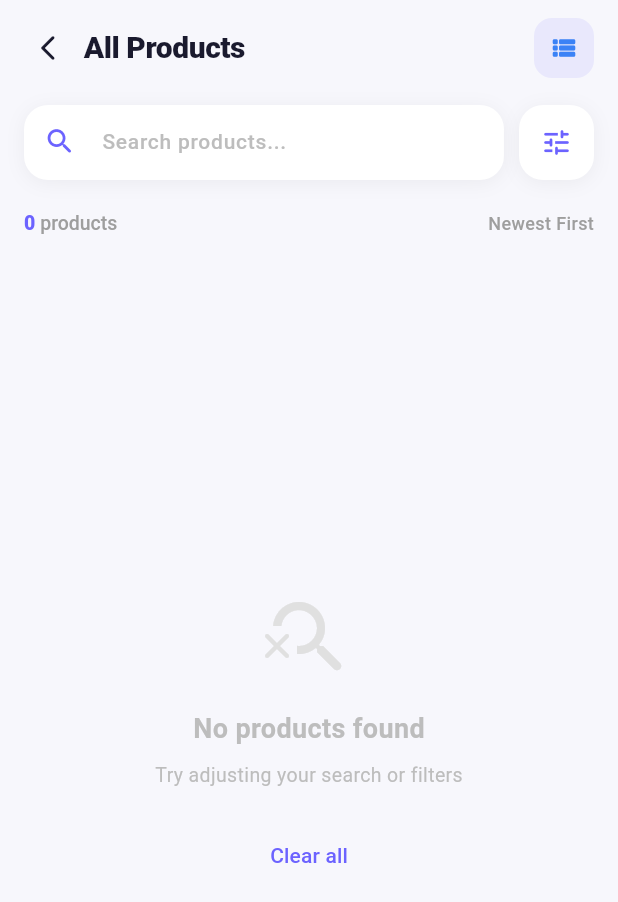
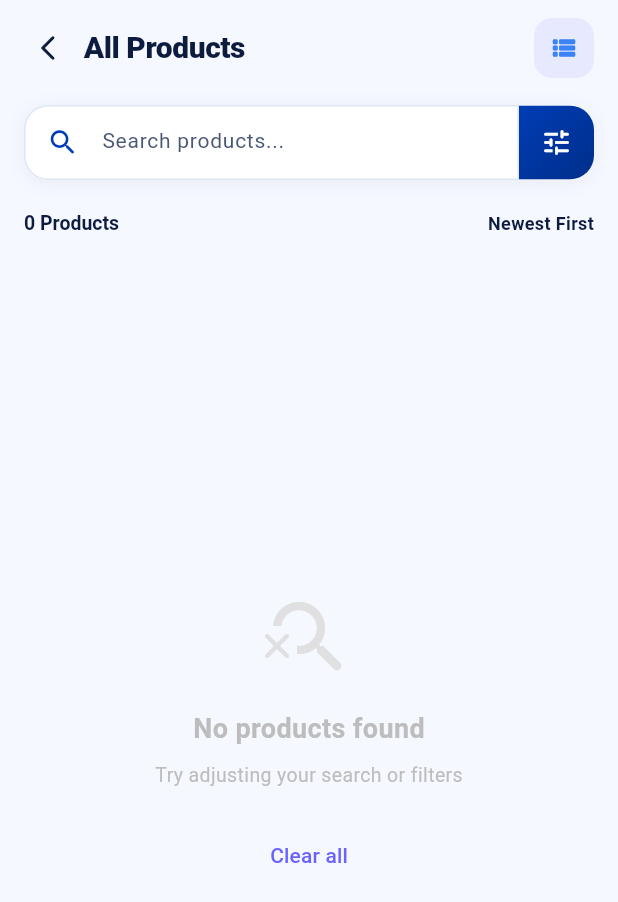
Before and after one commit to ghazanfar-ali-tech/ecommerce-fullstack-app, a Flutter app: the HomeScreen screen opened directly, after a tap on "Search products...", after a tap on "See All", on a phone screen of 412 x 824 dp. Shown: the top 902 px of the screen. Run offline on Flutter 3.47's test engine with Material 3 defaults, Android fonts, the phone set to English and light mode, and no system bars; our stand-ins replace animate_do, app_links, carousel_slider, cloud_firestore, dropdown_button2, firebase_auth and 23 more; missing offline and left inert: add_to_cart_animation, ar_flutter_plugin_2, cloudinary_public, flutter_stripe; accounts and stored records are empty; network calls fail.

Commit message:
color issue fixed

```diff
--- a/lib/views/home_screen/components/product_card.dart
+++ b/lib/views/home_screen/components/product_card.dart
@@ -278,7 +278,7 @@ class ProductCard extends StatelessWidget {
   style: TextStyle(
     fontSize: 15,
     fontWeight: FontWeight.w800,
-    color: AppColors.primary,
+    color: AppColors.primaryText(context),
   ),
 ),
 if (productDiscount > 0)
--- a/lib/views/home_screen/home_screen.dart
+++ b/lib/views/home_screen/home_screen.dart
@@ -425,7 +425,7 @@ class _HomeScreenState extends State<HomeScreen> {
                   style: TextStyle(
                     fontSize: 13,
                     fontWeight: FontWeight.w600,
-                    color: AppColors.primary,
+                    color: AppColors.textPrimary(context),
                   ),
                 ),
               ),
@@ -433,7 +433,7 @@ class _HomeScreenState extends State<HomeScreen> {
               Icon(
                 Icons.arrow_forward_ios_rounded,
                 size: 11,
-                color: AppColors.primary,
+                color: AppColors.textPrimary(context),
               ),
             ],
           ),
--- a/lib/views/home_screen/search_screen.dart
+++ b/lib/views/home_screen/search_screen.dart
@@ -183,7 +183,7 @@ class _SearchScreenState extends State<SearchScreen>
                 children: [
                   const SizedBox(width: 13),
                   Icon(Icons.search_rounded,
-                      size: 20, color: AppColors.primary),
+                      size: 22, color: AppColors.primary),
                   const SizedBox(width: 8),
                   Expanded(
                     child: TextField(
--- a/lib/views/home_screen/see_all_section/see_all_screen.dart
+++ b/lib/views/home_screen/see_all_section/see_all_screen.dart
@@ -33,7 +33,7 @@ class _SeeAllView extends StatelessWidget {
     final vm = context.watch<SeeAllViewModel>();
 
     return Scaffold(
-      backgroundColor: const Color(0xFFF7F7FC),
+      backgroundColor: AppColors.background(context),
       body: SafeArea(
         child: Column(
           children: [
@@ -54,17 +54,17 @@ class _SeeAllView extends StatelessWidget {
       child: Row(
         children: [
           IconButton(
-            icon: const Icon(Icons.arrow_back_ios_new_rounded,
-                color: Color(0xFF1A1A2E), size: 20),
+            icon:  Icon(Icons.arrow_back_ios_new_rounded,
+                color: AppColors.textPrimary(context), size: 20),
             onPressed: () => Navigator.pop(context),
           ),
           Expanded(
             child: Text(
               title,
-              style: const TextStyle(
+              style:  TextStyle(
                 fontSize: 20,
                 fontWeight: FontWeight.w800,
-                color: Color(0xFF1A1A2E),
+                color: AppColors.textPrimary(context),
                 letterSpacing: -0.3,
               ),
             ),
@@ -100,13 +100,10 @@ class _SeeAllView extends StatelessWidget {
  Widget _buildSearchBar(BuildContext context, SeeAllViewModel vm) {
   return Padding(
     padding: const EdgeInsets.fromLTRB(16, 14, 16, 0),
-      child: Row(
-        children: [
-          Expanded(
     child: Container(
       height: 50,
       decoration: BoxDecoration(
-                color: Colors.white,
+      //  color: AppColors.primary,
         borderRadius: BorderRadius.circular(16),
         boxShadow: [
           BoxShadow(
@@ -116,69 +113,110 @@ class _SeeAllView extends StatelessWidget {
           ),
         ],
       ),
+      child: Row(
+        children: [
+
+          Expanded(
+            child: SizedBox(
+              height: 70,
               child: TextField(
                 onChanged: vm.updateSearch,
-                style: const TextStyle(
+                style: TextStyle(
                   fontSize: 14,
-                  color: Color(0xFF1A1A2E),
                   fontWeight: FontWeight.w500,
+                  color: AppColors.textPrimary(context),
                 ),
                 decoration: InputDecoration(
                 hintText: 'Search products...',
                 hintStyle: TextStyle(
-                    color: Colors.grey.shade400,
                   fontSize: 14,
+                  fontWeight: FontWeight.w400,
+                  color: AppColors.textSecondary(context),
                 ),
-                  prefixIcon: const Icon(
-                    Icons.search_rounded,
-                    color: Color(0xFF6C63FF),
-                    size: 22,
+                prefixIcon: Padding(
+                  padding: const EdgeInsets.only(left: 4),
+                  child: Icon(Icons.search_rounded,
+                      size: 22, color: AppColors.primary),
                 ),
                 suffixIcon: vm.searchQuery.isNotEmpty
                     ? GestureDetector(
                         onTap: () => vm.updateSearch(''),
+                        child: Container(
+              margin: const EdgeInsets.all(10),
+              decoration: BoxDecoration(
+                color: AppColors.textSecondary(context).withOpacity(0.12),
+                shape: BoxShape.circle,
+              ),
               child: Icon(Icons.close_rounded,
-                              color: Colors.grey.shade400, size: 18),
+                  color: AppColors.textSecondary(context), size: 14),
+                        ),
                       )
                     : null,
-                  border: InputBorder.none,
-                  contentPadding:
-                      const EdgeInsets.symmetric(vertical: 14),
+
+                filled: true,
+                fillColor: AppColors.cardBackground(context),
+
+
+                border: OutlineInputBorder(
+
+                  borderSide: BorderSide(
+                    color: AppColors.border(context),
+
+                  ),
+                ),
+                enabledBorder: OutlineInputBorder(
+                  borderRadius: BorderRadius.only(topLeft: Radius.circular(16),bottomLeft: Radius.circular(16),),
+                  borderSide: BorderSide(
+                    color: AppColors.border(context),
+
+                  ),
+                ),
+                focusedBorder: OutlineInputBorder(
+                 borderRadius: BorderRadius.only(topLeft: Radius.circular(16),bottomLeft: Radius.circular(16),),
+                  borderSide: BorderSide(
+                    color: AppColors.primary,
+
+                  ),
+                ),
+
               ),
               ),
             ),
           ),
-          const SizedBox(width: 10),
+
+
+
 
           GestureDetector(
             onTap: () => _openFilterSheet(context),
             child: AnimatedContainer(
               duration: const Duration(milliseconds: 200),
               width: 50,
-              height: 50,
+              height: 49,
               decoration: BoxDecoration(
-                color: vm.hasActiveFilters
-                    ? const Color(0xFF6C63FF)
-                    : Colors.white,
-                borderRadius: BorderRadius.circular(16),
-                boxShadow: [
-                  BoxShadow(
-                    color: Colors.black.withOpacity(0.05),
-                    blurRadius: 10,
-                    offset: const Offset(0, 2),
+                gradient: LinearGradient(
+                  colors: [
+                    AppColors.primary,
+                    AppColors.primaryDark,
+                  ],
+                  begin: Alignment.topLeft,
+                  end: Alignment.bottomRight,
                 ),
-                ],
+
+                borderRadius: const BorderRadius.only(
+                  topRight: Radius.circular(16),
+                  bottomRight: Radius.circular(16),
+                ),
               ),
               child: Stack(
                 alignment: Alignment.center,
                 children: [
-                  Icon(
+                  const Icon(
                     Icons.tune_rounded,
-                    color: vm.hasActiveFilters
-                        ? Colors.white
-                        : const Color(0xFF6C63FF),
+                    color: Colors.white,
                     size: 22,
                   ),
+
                   if (vm.hasActiveFilters)
                     Positioned(
                       top: 8,
@@ -197,6 +235,7 @@ class _SeeAllView extends StatelessWidget {
             ),
           ),
         ],
+      ),
     ),
   );
 }
@@ -306,18 +345,20 @@ class _SeeAllView extends StatelessWidget {
               children: [
                 TextSpan(
                   text: '${vm.totalResults} ',
-                  style: const TextStyle(
+                  style:  TextStyle(
                     fontSize: 13,
-                    fontWeight: FontWeight.w800,
-                    color: Color(0xFF6C63FF),
+
+              color: AppColors.textPrimary(context),
+              fontWeight: FontWeight.w700,
                   ),
                 ),
                 TextSpan(
-                  text: vm.totalResults == 1 ? 'product' : 'products',
+                  text: vm.totalResults == 1 ? 'Product' : 'Products',
                   style: TextStyle(
                     fontSize: 13,
-                    fontWeight: FontWeight.w500,
-                    color: Colors.grey.shade500,
+
+              color: AppColors.textPrimary(context),
+              fontWeight: FontWeight.w700,
                   ),
                 ),
               ],
@@ -328,8 +369,8 @@ class _SeeAllView extends StatelessWidget {
             vm.selectedSort.label,
             style: TextStyle(
               fontSize: 12,
-              color: Colors.grey.shade500,
-              fontWeight: FontWeight.w500,
+              color: AppColors.textPrimary(context),
+              fontWeight: FontWeight.w700,
             ),
           ),
         ],
@@ -501,7 +542,7 @@ Widget _buildListShimmer() {
                 color: Colors.white,
               ),
             ),
-            // content placeholder
+
             Expanded(
               child: Padding(
                 padding: const EdgeInsets.symmetric(
```
Also changed, not shown: lib/views/home_screen/components/product_rating_starts.dart (+23 -1 lines), lib/views/home_screen/see_all_section/product_grid_screen.dart (+33 -26 lines). Lines whose indentation alone changed are shown as unchanged.
